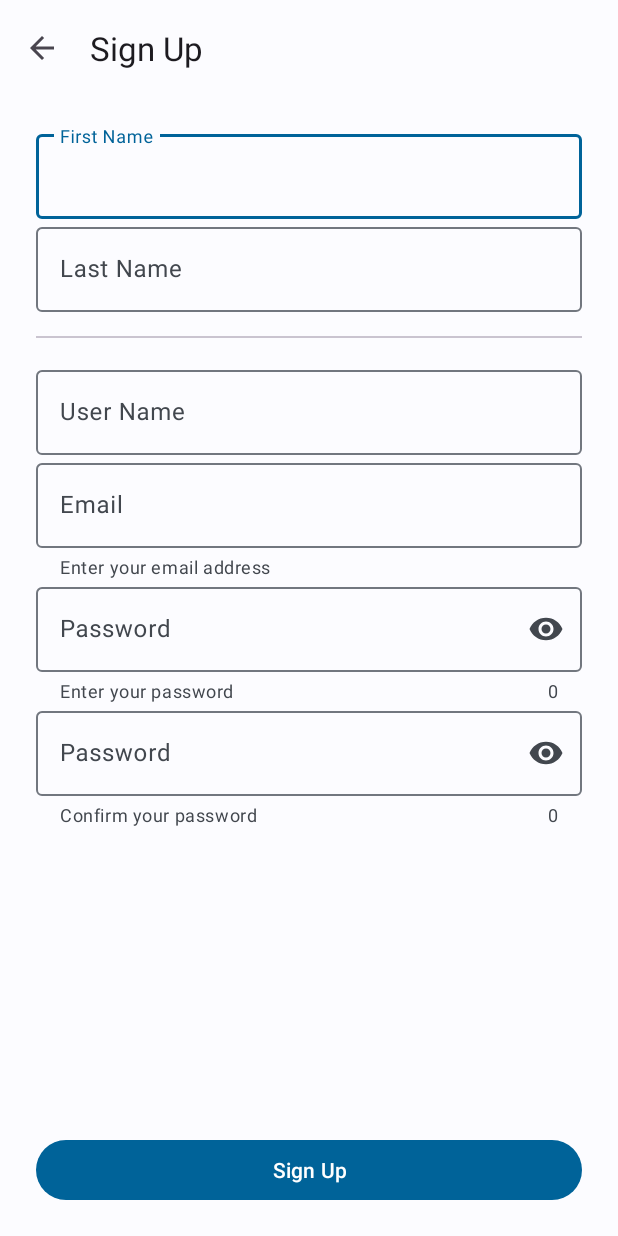
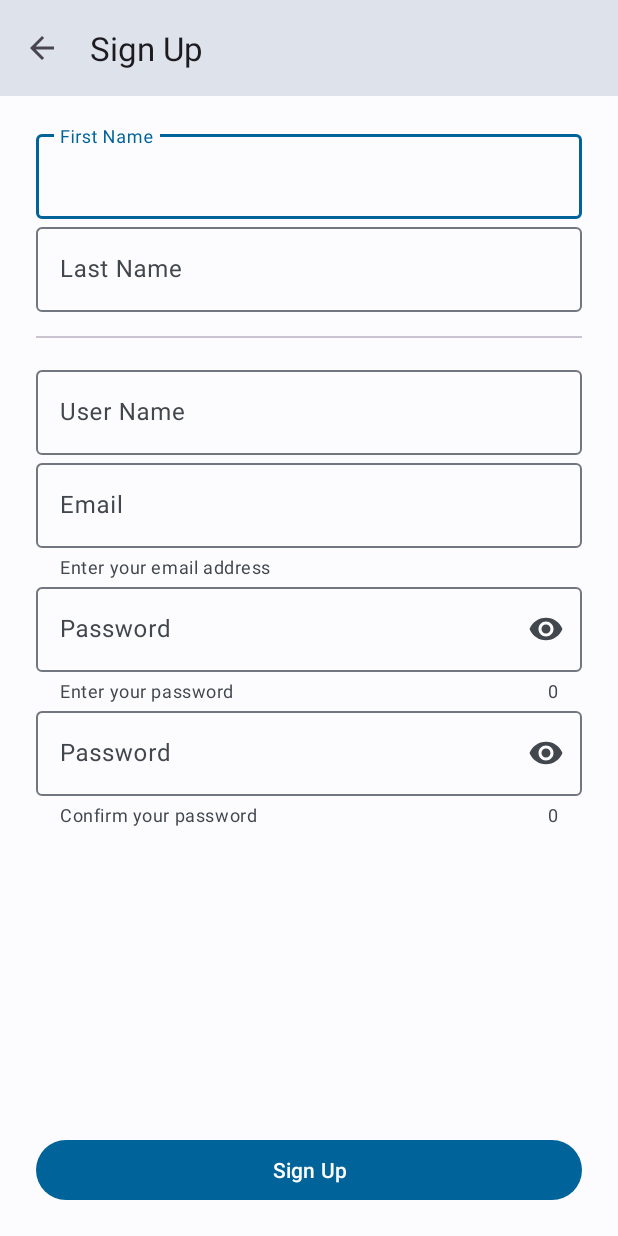
Before and after one commit to MatteoOlarte/paws-hub-android, an Android app: the SignUpActivity screen opened directly, with no data from a screen before it, on a phone screen of 412 x 824 dp. Run offline under Robolectric (Android 15) with nearby library versions, the phone set to English and light mode, and no system bars; our stand-ins replace Firebase (no records; nobody signed in at launch, a user with empty details on screens opened directly).

Commit message:
Fixes in SignUpActivity & SignInActivity

```diff
--- a/app/src/main/java/com/software3/paws_hub_android/view/SignUpActivity.kt
+++ b/app/src/main/java/com/software3/paws_hub_android/view/SignUpActivity.kt
@@ -3,14 +3,9 @@ package com.software3.paws_hub_android.view
 import android.content.Intent
 import android.os.Bundle
 import android.view.View
-import android.widget.Toast
-import androidx.activity.enableEdgeToEdge
 import androidx.activity.viewModels
 import androidx.appcompat.app.AppCompatActivity
-import androidx.core.view.ViewCompat
-import androidx.core.view.WindowInsetsCompat
 import com.google.android.material.dialog.MaterialAlertDialogBuilder
-import com.google.android.material.elevation.SurfaceColors
 import com.software3.paws_hub_android.R
 import com.software3.paws_hub_android.core.AuthState
 import com.software3.paws_hub_android.databinding.ActivitySignUpBinding
@@ -25,9 +20,6 @@ class SignUpActivity : AppCompatActivity() {
         super.onCreate(savedInstanceState)
         binding = ActivitySignUpBinding.inflate(this.layoutInflater)
         initUI()
-        setStatusBarColor(SurfaceColors.SURFACE_0.getColor(this))
-        setSupportActionBar(binding.toolbar)
-        supportActionBar!!.setDisplayHomeAsUpEnabled(true)
 
         authViewModel.authState.observe(this) {
             when (it) {
@@ -44,18 +36,9 @@ class SignUpActivity : AppCompatActivity() {
     }
 
     private fun initUI() {
-        enableEdgeToEdge()
         setContentView(binding.root)
-        ViewCompat.setOnApplyWindowInsetsListener(binding.activitySignUpLayoutMain) { v, insets ->
-            val systemBars = insets.getInsets(WindowInsetsCompat.Type.systemBars())
-            v.setPadding(systemBars.left, systemBars.top, systemBars.right, systemBars.bottom)
-            insets
-        }
-    }
-
-    private fun setStatusBarColor(color: Int) {
-        window.statusBarColor = color
-        window.navigationBarColor = color
+        setSupportActionBar(binding.toolbar)
+        supportActionBar?.setDisplayHomeAsUpEnabled(true)
     }
 
     private fun initViewModel() {
--- a/app/src/main/res/layout/activity_sign_up.xml
+++ b/app/src/main/res/layout/activity_sign_up.xml
@@ -1,8 +1,8 @@
 <?xml version="1.0" encoding="utf-8"?>
 <androidx.constraintlayout.widget.ConstraintLayout
     xmlns:android="http://schemas.android.com/apk/res/android"
+    xmlns:app="http://schemas.android.com/apk/res-auto"
     xmlns:tools="http://schemas.android.com/tools"
-    xmlns:app="http://schemas.android.com/apk/res-auto"
     android:id="@+id/activity_sign_up__layout_main"
     android:layout_width="match_parent"
     android:layout_height="match_parent"
@@ -17,25 +17,13 @@
         <com.google.android.material.appbar.AppBarLayout
             android:layout_width="match_parent"
             android:layout_height="wrap_content">
+
             <com.google.android.material.appbar.MaterialToolbar
                 android:id="@+id/toolbar"
+                style="@style/Theme.PawsHubAndroid.Toolbar.SurfaceVariant"
                 android:layout_width="match_parent"
                 android:layout_height="?attr/actionBarSize"
-                app:title="@string/sign_up"/>
-
-            <com.google.android.material.tabs.TabLayout
-                android:layout_width="match_parent"
-                android:layout_height="wrap_content"
-                android:visibility="gone">
-                <com.google.android.material.tabs.TabItem
-                    android:layout_width="wrap_content"
-                    android:layout_height="wrap_content"
-                    android:text="Email"/>
-                <com.google.android.material.tabs.TabItem
-                    android:layout_width="wrap_content"
-                    android:layout_height="wrap_content"
-                    android:text="phone"/>
-            </com.google.android.material.tabs.TabLayout>
+                app:title="@string/sign_up" />
 
             <com.google.android.material.progressindicator.LinearProgressIndicator
                 android:id="@+id/toolbar_progress_indicator"
@@ -43,9 +31,9 @@
                 android:layout_height="wrap_content"
                 android:indeterminate="true"
                 android:visibility="gone"
-                app:trackColor="?colorPrimaryContainer"
+                app:elevation="0dp"
                 app:indicatorColor="?colorPrimary"
-                app:elevation="0dp"/>
+                app:trackColor="?colorPrimaryContainer" />
         </com.google.android.material.appbar.AppBarLayout>
 
     </androidx.coordinatorlayout.widget.CoordinatorLayout>
@@ -53,28 +41,30 @@
     <ScrollView
         android:layout_width="match_parent"
         android:layout_height="0dp"
-        app:layout_constraintTop_toBottomOf="@id/activity_sign_up__layout_1"
-        app:layout_constraintBottom_toTopOf="@id/register_button">
+        app:layout_constraintBottom_toTopOf="@id/register_button"
+        app:layout_constraintTop_toBottomOf="@id/activity_sign_up__layout_1">
+
         <LinearLayout
             android:id="@+id/activity_sign_up__layout_2"
             android:layout_width="match_parent"
             android:layout_height="wrap_content"
+            android:gravity="center|top"
             android:orientation="vertical"
             android:paddingHorizontal="24dp"
-            android:paddingVertical="20dp"
-            android:gravity="center|top">
+            android:paddingVertical="20dp">
 
             <com.google.android.material.textfield.TextInputLayout
                 style="@style/Widget.Material3.TextInputLayout.OutlinedBox"
                 android:layout_width="match_parent"
                 android:layout_height="wrap_content"
                 android:hint="@string/first_name_hint">
+
                 <com.google.android.material.textfield.TextInputEditText
                     android:id="@+id/fist_name_input"
+                    android:layout_width="match_parent"
+                    android:layout_height="wrap_content"
                     android:autofillHints="emailAddress"
-                    android:inputType="textEmailAddress"
-                    android:layout_width="match_parent"
-                    android:layout_height="wrap_content" />
+                    android:inputType="textEmailAddress" />
             </com.google.android.material.textfield.TextInputLayout>
 
             <com.google.android.material.textfield.TextInputLayout
@@ -82,45 +72,50 @@
                 android:layout_width="match_parent"
                 android:layout_height="wrap_content"
                 android:hint="@string/last_name_hint">
+
                 <com.google.android.material.textfield.TextInputEditText
                     android:id="@+id/last_name_input"
+                    android:layout_width="match_parent"
+                    android:layout_height="wrap_content"
                     android:autofillHints="emailAddress"
-                    android:inputType="textEmailAddress"
-                    android:layout_width="match_parent"
-                    android:layout_height="wrap_content" />
+                    android:inputType="textEmailAddress" />
             </com.google.android.material.textfield.TextInputLayout>
 
             <com.google.android.material.divider.MaterialDivider
                 android:layout_width="match_parent"
                 android:layout_height="wrap_content"
-                android:layout_marginVertical="16dp"/>
+                android:layout_marginVertical="16dp" />
 
             <com.google.android.material.textfield.TextInputLayout
                 style="@style/Widget.Material3.TextInputLayout.OutlinedBox"
                 android:layout_width="match_parent"
                 android:layout_height="wrap_content"
                 android:hint="@string/username_hint">
+
                 <com.google.android.material.textfield.TextInputEditText
                     android:id="@+id/user_name_input"
+                    android:layout_width="match_parent"
+                    android:layout_height="wrap_content"
                     android:autofillHints="emailAddress"
-                    android:inputType="textEmailAddress"
-                    android:layout_width="match_parent"
-                    android:layout_height="wrap_content" />
+                    android:inputType="textEmailAddress" />
 
             </com.google.android.material.textfield.TextInputLayout>
+
             <com.google.android.material.textfield.TextInputLayout
                 style="@style/Widget.Material3.TextInputLayout.OutlinedBox"
                 android:layout_width="match_parent"
                 android:layout_height="wrap_content"
                 android:hint="@string/text_email"
                 app:helperText="@string/email_hint">
+
                 <com.google.android.material.textfield.TextInputEditText
                     android:id="@+id/user_email_input"
+                    android:layout_width="match_parent"
+                    android:layout_height="wrap_content"
                     android:autofillHints="emailAddress"
-                    android:inputType="textEmailAddress"
-                    android:layout_width="match_parent"
-                    android:layout_height="wrap_content" />
+                    android:inputType="textEmailAddress" />
             </com.google.android.material.textfield.TextInputLayout>
+
             <com.google.android.material.textfield.TextInputLayout
                 style="@style/Widget.Material3.TextInputLayout.OutlinedBox"
                 android:layout_width="match_parent"
@@ -129,33 +124,36 @@
                 app:counterEnabled="true"
                 app:endIconMode="password_toggle"
                 app:helperText="@string/password_hint">
+
                 <com.google.android.material.textfield.TextInputEditText
                     android:id="@+id/user_password_input"
-                    android:inputType="textPassword"
+                    android:layout_width="match_parent"
+                    android:layout_height="wrap_content"
                     android:autofillHints="password"
-                    android:layout_width="match_parent"
-                    android:layout_height="wrap_content" />
+                    android:inputType="textPassword" />
             </com.google.android.material.textfield.TextInputLayout>
+
             <com.google.android.material.textfield.TextInputLayout
                 style="@style/Widget.Material3.TextInputLayout.OutlinedBox"
                 android:layout_width="match_parent"
                 android:layout_height="wrap_content"
                 android:hint="@string/text_password"
+                app:counterEnabled="true"
                 app:endIconMode="password_toggle"
-                app:helperText="@string/confirm_password_hint"
-                app:counterEnabled="true">
+                app:helperText="@string/confirm_password_hint">
+
                 <com.google.android.material.textfield.TextInputEditText
                     android:id="@+id/user_password_confirm_input"
-                    android:inputType="textPassword"
+                    android:layout_width="match_parent"
+                    android:layout_height="wrap_content"
                     android:autofillHints="password"
-                    android:layout_width="match_parent"
-                    android:layout_height="wrap_content" />
+                    android:inputType="textPassword" />
             </com.google.android.material.textfield.TextInputLayout>
 
             <Space
-                android:layout_gravity="center"
                 android:layout_width="match_parent"
-                android:layout_height="24dp"/>
+                android:layout_height="24dp"
+                android:layout_gravity="center" />
 
 
         </LinearLayout>
@@ -165,9 +163,10 @@
         android:id="@+id/register_button"
         android:layout_width="match_parent"
         android:layout_height="wrap_content"
-        android:text="@string/sign_up"
         android:layout_marginHorizontal="24dp"
         android:layout_marginBottom="20dp"
+        android:text="@string/sign_up"
 
-        app:layout_constraintBottom_toBottomOf="parent"/>
+        app:layout_constraintBottom_toBottomOf="parent" />
+
 </androidx.constraintlayout.widget.ConstraintLayout>
--- a/app/src/main/res/values/themes.xml
+++ b/app/src/main/res/values/themes.xml
@@ -42,7 +42,7 @@
         <item name="materialThemeOverlay">@style/ThemeOverlay.PawsHubAndroid.BottomNavigation</item>
     </style>
 
-    <style name="Theme.PawsHubAndroid.Toolbar.SurfaceVariant" parent="Widget.Material3.Toolbar.Surface">
+    <style name="Theme.PawsHubAndroid.Toolbar.SurfaceVariant" parent="Widget.Material3.Toolbar">
         <item name="android:background">@color/md_theme_light_surfaceVariant</item>
     </style>
 
```
Also changed, not shown: app/src/main/java/com/software3/paws_hub_android/view/SignInActivity.kt (+6 -22 lines), app/src/main/res/layout/activity_sign_in.xml (+28 -27 lines).
